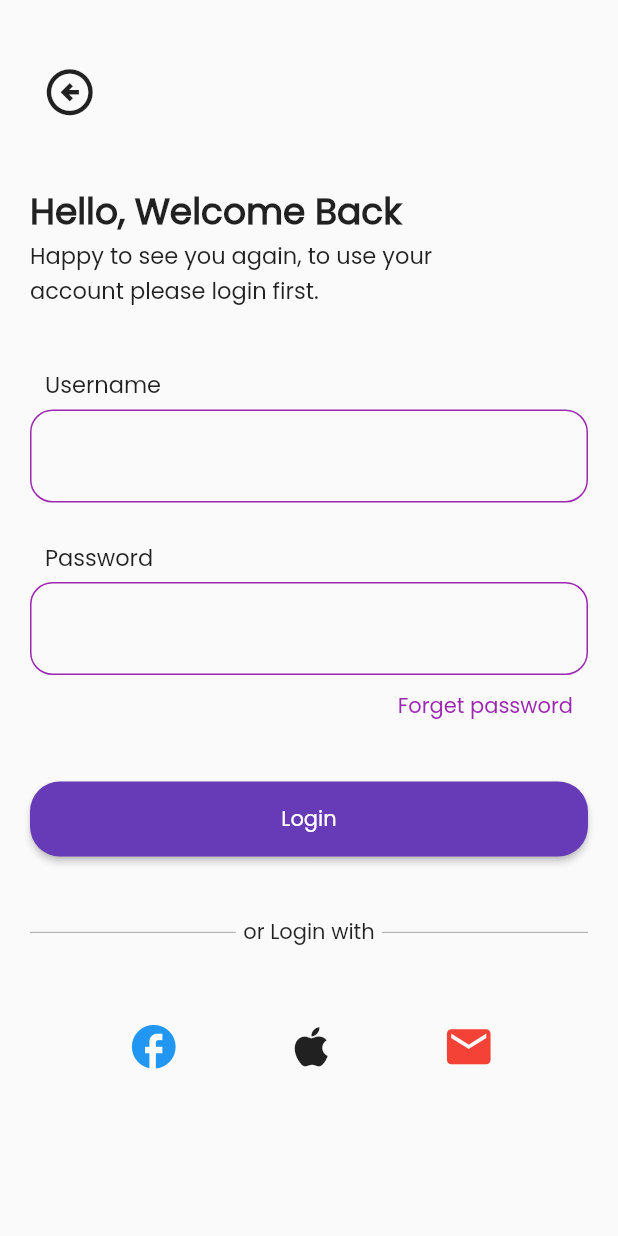
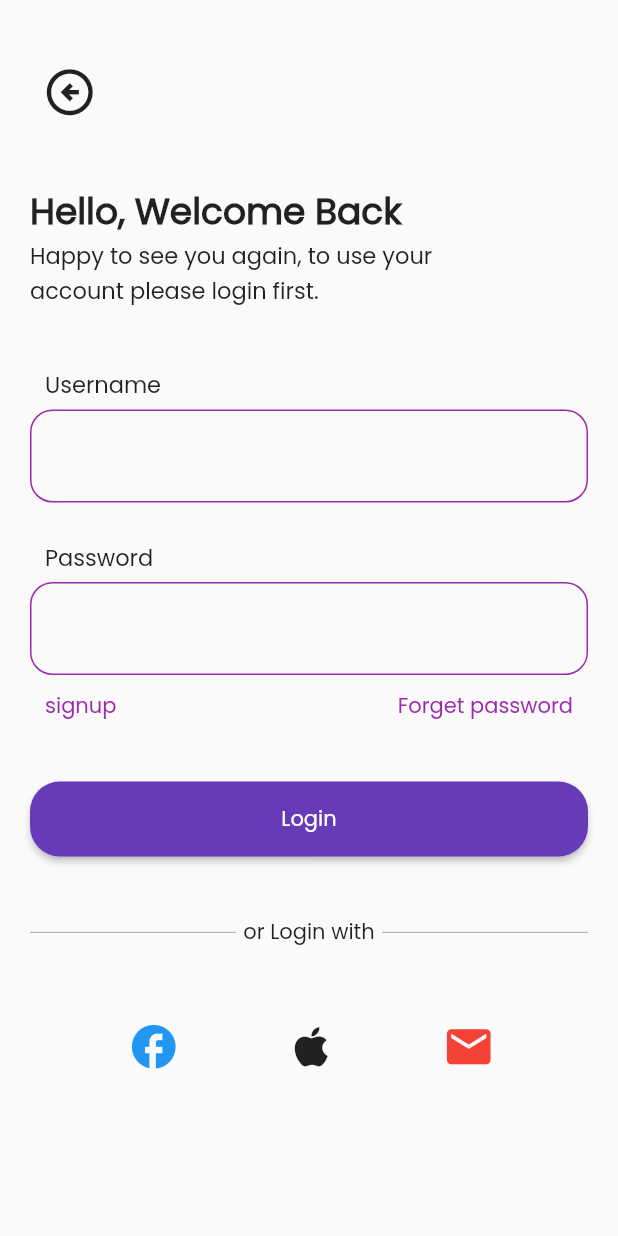
Before and after one commit to asnakeassefa/chatApp, a Flutter app: the screen it shows after launch, after a tap on "Get Started", on a phone screen of 412 x 824 dp. Run offline on Flutter 3.47's test engine with Material 2 defaults, Android fonts, the phone set to English and light mode, and no system bars; our stand-ins replace grouped_list, smooth_page_indicator.

Commit message:
signup page done

```diff
--- a/lib/component/userField.dart
+++ b/lib/component/userField.dart
@@ -5,13 +5,22 @@ class UserFormField extends StatelessWidget {
   final String hintText;
   final bool obscure;
   final String lableText;
-  const UserFormField({super.key,this.controller, required this.hintText, required this.obscure,required this.lableText});
+  const UserFormField({super.key,required this.controller, required this.hintText, required this.obscure,required this.lableText});
 
   @override
   Widget build(BuildContext context) {
-    return TextField(
+    return TextFormField(
       controller: controller,
       obscureText: obscure,
+      validator: (String? value){
+        if (value == null || value.isEmpty){
+          return 'please enter valid input';
+        }
+        if (hintText == "email" && !value.contains("@")){
+          return "please enter valid input";
+        }
+        return null;
+      },
       decoration: InputDecoration(
         // labelText: lableText,
         // hintText:hintText,
--- a/lib/screen/login.dart
+++ b/lib/screen/login.dart
@@ -1,5 +1,6 @@
 import 'package:chat/component/button.dart';
 import 'package:chat/component/userField.dart';
+import 'package:chat/screen/signup.dart';
 import 'package:flutter/material.dart';
 import '../component/backButton.dart';
 import '../component/loginAlternative.dart';
@@ -28,12 +29,12 @@ class _LoginState extends State<Login> {
               children: [
                 const SizedBox(height: 35),
                 //backbutton
-                Row(children: const [Back()]),
+                const Row(children: [Back()]),
                 // Header Text
                 const SizedBox(height: 40), //Text Description
-                Column(
+                const Column(
                   crossAxisAlignment: CrossAxisAlignment.start,
-                  children: const [
+                  children: [
                     SizedBox(
                       width: 250,
                       child: Text(
@@ -98,13 +99,32 @@ class _LoginState extends State<Login> {
                 GestureDetector(
                   onTap: () => {},
                   child: Row(
-                    mainAxisAlignment: MainAxisAlignment.end,
-                    children: const [
-                      Padding(
-                        padding: EdgeInsets.fromLTRB(0, 10, 10, 0),
-                        child: Text(
-                          "Forget password",
-                          style: TextStyle(color: Colors.purple),
+                    mainAxisAlignment: MainAxisAlignment.spaceBetween,
+                    children: [
+                      GestureDetector(
+                        onTap: () => {
+                          Navigator.push(
+                            context,
+                            MaterialPageRoute(
+                                builder: (context) => const SignUp()),
+                          )
+                        },
+                        child: const Padding(
+                          padding: EdgeInsets.fromLTRB(10, 10,0, 0),
+                          child: Text(
+                            "signup",
+                            style: TextStyle(color: Colors.purple),
+                          ),
+                        ),
+                      ),
+                      GestureDetector(
+                        onTap: () => {},
+                        child: const Padding(
+                          padding: EdgeInsets.fromLTRB(0, 10, 10, 0),
+                          child: Text(
+                            "Forget password",
+                            style: TextStyle(color: Colors.purple),
+                          ),
                         ),
                       ),
                     ],
```
Also changed, not shown: lib/screen/signup.dart (added, +128 -0 lines).
